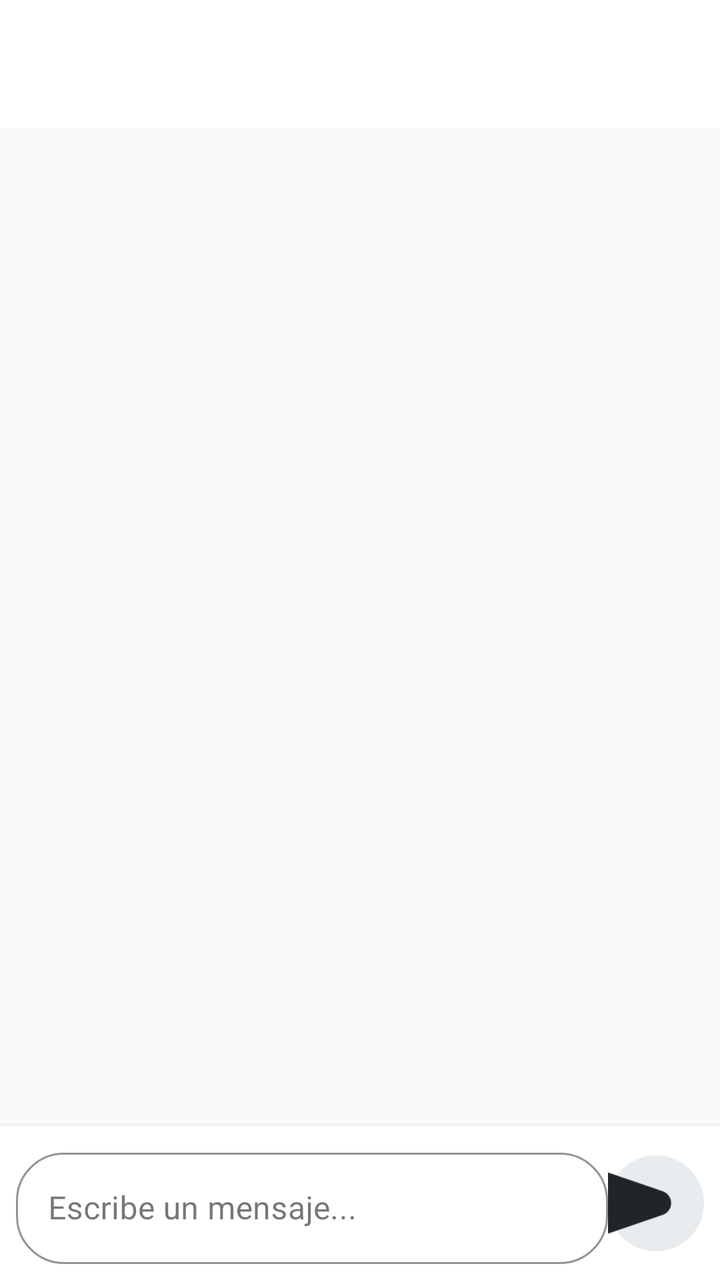
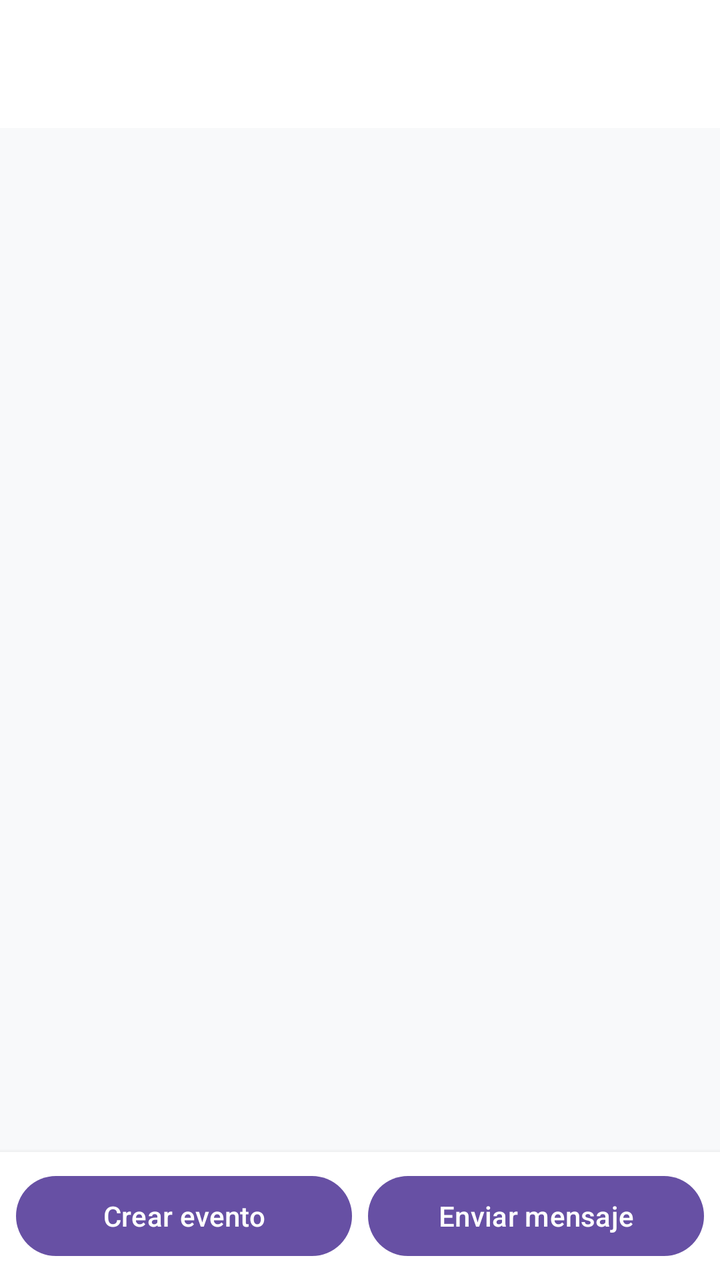

Before-and-after screenshots of an Android layout around one commit, followed by the original layout XML and the change that was made.
<!-- AndroidManifest.xml: application theme Theme.Pace -->
<!-- res/layout/activity_circle_chat.xml -->
<?xml version="1.0" encoding="utf-8"?>
<androidx.constraintlayout.widget.ConstraintLayout
    xmlns:android="http://schemas.android.com/apk/res/android"
    xmlns:app="http://schemas.android.com/apk/res-auto"
    android:layout_width="match_parent"
    android:layout_height="match_parent"
    android:background="@color/background_primary">

    <androidx.appcompat.widget.Toolbar
        android:id="@+id/toolbar_chat"
        android:layout_width="match_parent"
        android:layout_height="?attr/actionBarSize"
        android:background="@color/background_card"
        android:elevation="2dp"
        app:titleTextColor="@color/text_primary"
        app:layout_constraintTop_toTopOf="parent"/>

    <androidx.recyclerview.widget.RecyclerView
        android:id="@+id/rv_messages"
        android:layout_width="match_parent"
        android:layout_height="0dp"
        android:paddingHorizontal="8dp"
        android:paddingTop="8dp"
        android:paddingBottom="8dp"
        android:clipToPadding="false"
        app:layout_constraintTop_toBottomOf="@id/toolbar_chat"
        app:layout_constraintBottom_toTopOf="@id/input_container"/>

    <androidx.constraintlayout.widget.ConstraintLayout
        android:id="@+id/input_container"
        android:layout_width="match_parent"
        android:layout_height="wrap_content"
        android:background="@color/background_card"
        android:elevation="4dp"
        android:padding="8dp"
        app:layout_constraintBottom_toBottomOf="parent">

        <com.google.android.material.textfield.TextInputLayout
            android:id="@+id/til_message"
            style="@style/Widget.MaterialComponents.TextInputLayout.OutlinedBox"
            android:layout_width="0dp"
            android:layout_height="wrap_content"
            android:hint="@string/chat_hint_message"
            app:boxCornerRadiusBottomEnd="24dp"
            app:boxCornerRadiusBottomStart="24dp"
            app:boxCornerRadiusTopEnd="24dp"
            app:boxCornerRadiusTopStart="24dp"
            app:boxStrokeColor="@color/border_color"
            app:layout_constraintStart_toStartOf="parent"
            app:layout_constraintEnd_toStartOf="@id/btn_send"
            app:layout_constraintTop_toTopOf="parent"
            app:layout_constraintBottom_toBottomOf="parent">

            <com.google.android.material.textfield.TextInputEditText
                android:id="@+id/et_message"
                android:layout_width="match_parent"
                android:layout_height="wrap_content"
                android:imeOptions="actionSend"
                android:inputType="textMultiLine|textCapSentences"
                android:maxLines="4"
                android:textColor="@color/text_primary"
                android:textSize="16sp"/>

        </com.google.android.material.textfield.TextInputLayout>

        <ImageButton
            android:id="@+id/btn_send"
            android:layout_width="48dp"
            android:layout_height="48dp"
            android:layout_marginStart="8dp"
            android:background="@drawable/bg_send_button"
            android:contentDescription="@string/send_message"
            android:src="@drawable/ic_send"
            app:tint="@color/text_primary"
            app:layout_constraintEnd_toEndOf="parent"
            app:layout_constraintTop_toTopOf="parent"
            app:layout_constraintBottom_toBottomOf="parent"/>

    </androidx.constraintlayout.widget.ConstraintLayout>

</androidx.constraintlayout.widget.ConstraintLayout>
<!-- resources referenced by this layout -->
<resources>
  <color name="background_card">#FFFFFF</color>
  <color name="background_primary">#F8F9FA</color>
  <color name="border_color">#DEE2E6</color>
  <color name="text_primary">#212529</color>
  <!-- drawable bg_send_button (drawable) -->
  <?xml version="1.0" encoding="utf-8"?>
  <shape xmlns:android="http://schemas.android.com/apk/res/android"
      android:shape="oval">
  
      <solid android:color="@color/accent_secondary"/>
  
  </shape>
  <!-- drawable ic_send (drawable) -->
  <vector xmlns:android="http://schemas.android.com/apk/res/android"
      android:width="800dp"
      android:height="800dp"
      android:viewportWidth="1024"
      android:viewportHeight="1024">
    <path
        android:pathData="M931.4,498.9L94.9,79.5c-3.4,-1.7 -7.3,-2.1 -11,-1.2 -8.5,2.1 -13.8,10.7 -11.7,19.3l86.2,352.2c1.3,5.3 5.2,9.6 10.4,11.3l147.7,50.7 -147.6,50.7c-5.2,1.8 -9.1,6 -10.3,11.3L72.2,926.5c-0.9,3.7 -0.5,7.6 1.2,10.9 3.9,7.9 13.5,11.1 21.5,7.2l836.5,-417c3.1,-1.5 5.6,-4.1 7.2,-7.1 3.9,-8 0.7,-17.6 -7.2,-21.6zM170.8,826.3l50.3,-205.6 295.2,-101.3c2.3,-0.8 4.2,-2.6 5,-5 1.4,-4.2 -0.8,-8.7 -5,-10.2L221.1,403 171,198.2l628,314.9 -628.2,313.2z"
        android:fillColor="#000000"/>
  </vector>
  <string name="chat_hint_message">Escribe un mensaje...</string>
  <string name="send_message">Enviar mensaje</string>
  <style name="Theme.Pace" parent="Base.Theme.Pace" />
  <color name="accent_secondary">#E9ECEF</color>
  <style name="Base.Theme.Pace" parent="Theme.Material3.DayNight.NoActionBar">
          
          <item name="android:statusBarColor">@color/background_primary</item>
          <item name="android:windowOptOutEdgeToEdgeEnforcement" tools:targetApi="35">true</item>
      </style>
</resources>

<!-- the commit's change to res/layout/activity_circle_chat.xml (unified diff, before → after) -->
@@ -35,43 +35,23 @@
         android:padding="8dp"
         app:layout_constraintBottom_toBottomOf="parent">
 
-        <com.google.android.material.textfield.TextInputLayout
-            android:id="@+id/til_message"
-            style="@style/Widget.MaterialComponents.TextInputLayout.OutlinedBox"
+        <com.google.android.material.button.MaterialButton
+            android:id="@+id/btn_create_event"
             android:layout_width="0dp"
             android:layout_height="wrap_content"
-            android:hint="@string/chat_hint_message"
-            app:boxCornerRadiusBottomEnd="24dp"
-            app:boxCornerRadiusBottomStart="24dp"
-            app:boxCornerRadiusTopEnd="24dp"
-            app:boxCornerRadiusTopStart="24dp"
-            app:boxStrokeColor="@color/border_color"
+            android:text="Crear evento"
             app:layout_constraintStart_toStartOf="parent"
-            app:layout_constraintEnd_toStartOf="@id/btn_send"
+            app:layout_constraintEnd_toStartOf="@id/btn_send_message"
             app:layout_constraintTop_toTopOf="parent"
-            app:layout_constraintBottom_toBottomOf="parent">
+            app:layout_constraintBottom_toBottomOf="parent"
+            android:layout_marginEnd="8dp"/>
 
-            <com.google.android.material.textfield.TextInputEditText
-                android:id="@+id/et_message"
-                android:layout_width="match_parent"
-                android:layout_height="wrap_content"
-                android:imeOptions="actionSend"
-                android:inputType="textMultiLine|textCapSentences"
-                android:maxLines="4"
-                android:textColor="@color/text_primary"
-                android:textSize="16sp"/>
-
-        </com.google.android.material.textfield.TextInputLayout>
-
-        <ImageButton
-            android:id="@+id/btn_send"
-            android:layout_width="48dp"
-            android:layout_height="48dp"
-            android:layout_marginStart="8dp"
-            android:background="@drawable/bg_send_button"
-            android:contentDescription="@string/send_message"
-            android:src="@drawable/ic_send"
-            app:tint="@color/text_primary"
+        <com.google.android.material.button.MaterialButton
+            android:id="@+id/btn_send_message"
+            android:layout_width="0dp"
+            android:layout_height="wrap_content"
+            android:text="Enviar mensaje"
+            app:layout_constraintStart_toEndOf="@id/btn_create_event"
             app:layout_constraintEnd_toEndOf="parent"
             app:layout_constraintTop_toTopOf="parent"
             app:layout_constraintBottom_toBottomOf="parent"/>
<!-- resource entries referenced after the edit -->
@@ -2,30 +2,8 @@
 <resources>
   <color name="background_card">#FFFFFF</color>
   <color name="background_primary">#F8F9FA</color>
-  <color name="border_color">#DEE2E6</color>
   <color name="text_primary">#212529</color>
-  <!-- drawable bg_send_button (drawable) -->
-  <?xml version="1.0" encoding="utf-8"?>
-  <shape xmlns:android="http://schemas.android.com/apk/res/android"
-      android:shape="oval">
-  
-      <solid android:color="@color/accent_secondary"/>
-  
-  </shape>
-  <!-- drawable ic_send (drawable) -->
-  <vector xmlns:android="http://schemas.android.com/apk/res/android"
-      android:width="800dp"
-      android:height="800dp"
-      android:viewportWidth="1024"
-      android:viewportHeight="1024">
-    <path
-        android:pathData="M931.4,498.9L94.9,79.5c-3.4,-1.7 -7.3,-2.1 -11,-1.2 -8.5,2.1 -13.8,10.7 -11.7,19.3l86.2,352.2c1.3,5.3 5.2,9.6 10.4,11.3l147.7,50.7 -147.6,50.7c-5.2,1.8 -9.1,6 -10.3,11.3L72.2,926.5c-0.9,3.7 -0.5,7.6 1.2,10.9 3.9,7.9 13.5,11.1 21.5,7.2l836.5,-417c3.1,-1.5 5.6,-4.1 7.2,-7.1 3.9,-8 0.7,-17.6 -7.2,-21.6zM170.8,826.3l50.3,-205.6 295.2,-101.3c2.3,-0.8 4.2,-2.6 5,-5 1.4,-4.2 -0.8,-8.7 -5,-10.2L221.1,403 171,198.2l628,314.9 -628.2,313.2z"
-        android:fillColor="#000000"/>
-  </vector>
-  <string name="chat_hint_message">Escribe un mensaje...</string>
-  <string name="send_message">Enviar mensaje</string>
   <style name="Theme.Pace" parent="Base.Theme.Pace" />
-  <color name="accent_secondary">#E9ECEF</color>
   <style name="Base.Theme.Pace" parent="Theme.Material3.DayNight.NoActionBar">
           
           <item name="android:statusBarColor">@color/background_primary</item>
